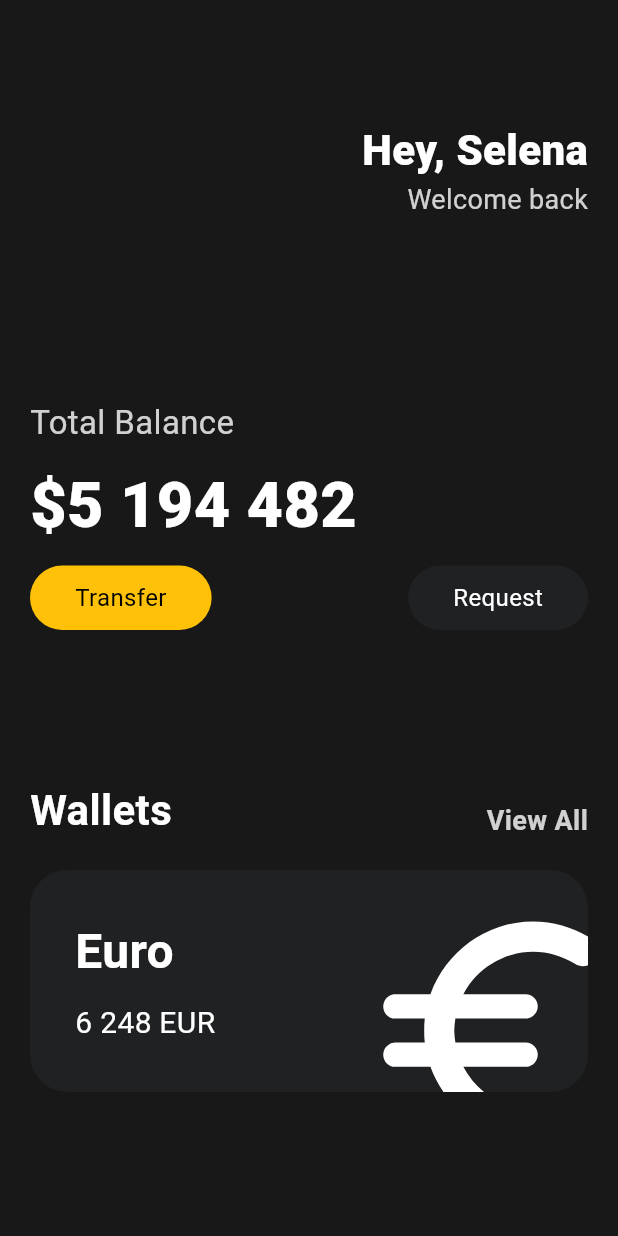
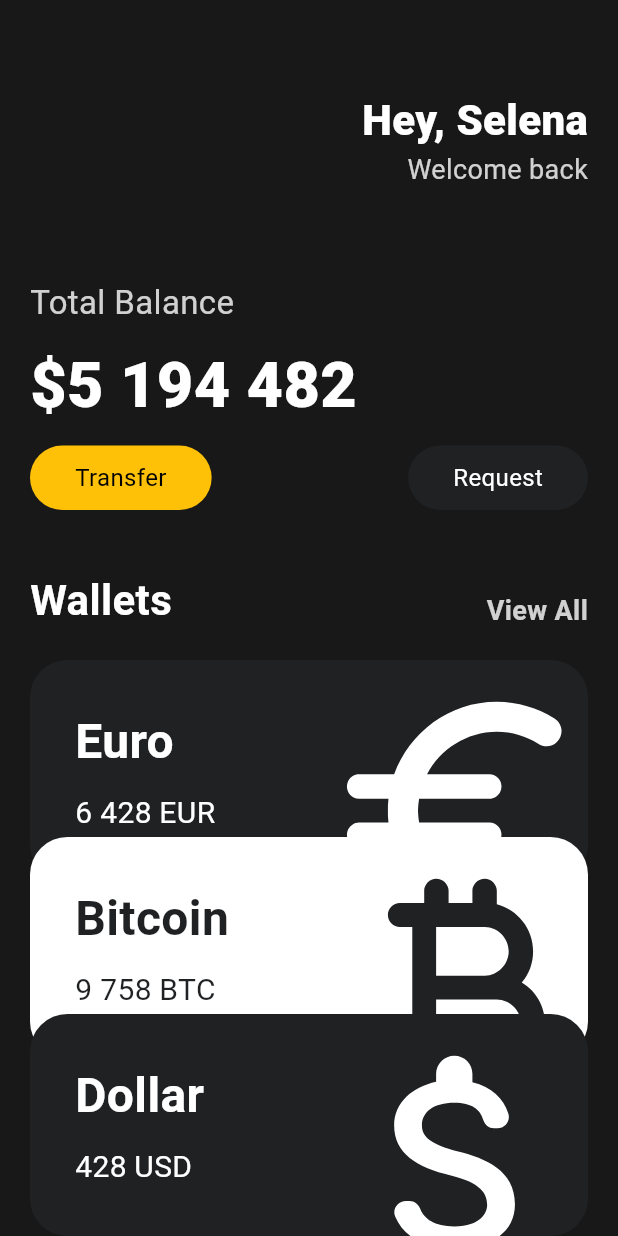
Before and after one commit to RoJaebl/flutter-toonflix, a Flutter app: the screen it shows after launch, on a phone screen of 412 x 824 dp. Run offline on Flutter 3.47's test engine with Material 3 defaults, Android fonts, the phone set to English and light mode, and no system bars.

Commit message:
:hammer: 카드 컴포넌트 생성 및 code chanllenge

```diff
--- a/lib/main.dart
+++ b/lib/main.dart
@@ -1,6 +1,7 @@
 import 'package:flutter/material.dart';
 import 'package:toonflix/widgets/button.dart';
 import 'package:toonflix/widgets/header.dart';
+import 'package:toonflix/widgets/currency_card.dart';
 
 void main() {
   runApp(const App());
@@ -14,17 +15,18 @@ class App extends StatelessWidget {
     return MaterialApp(
       home: Scaffold(
         backgroundColor: const Color(0xFF181818),
-        body: Padding(
+        body: SingleChildScrollView(
+          child: Padding(
             padding: const EdgeInsets.symmetric(horizontal: 20),
             child: Column(
               crossAxisAlignment: CrossAxisAlignment.start,
               children: [
                 const SizedBox(
-                height: 80,
+                  height: 60,
                 ),
                 const Header(),
                 const SizedBox(
-                height: 120,
+                  height: 60,
                 ),
                 Text(
                   'Total Balance',
@@ -62,7 +64,7 @@ class App extends StatelessWidget {
                   ],
                 ),
                 const SizedBox(
-                height: 100,
+                  height: 40,
                 ),
                 Row(
                   mainAxisAlignment: MainAxisAlignment.spaceBetween,
@@ -89,70 +91,32 @@ class App extends StatelessWidget {
                 const SizedBox(
                   height: 20,
                 ),
-              Container(
-                clipBehavior: Clip.hardEdge,
-                decoration: BoxDecoration(
-                  color: const Color(0xFF1F2123),
-                  borderRadius: BorderRadius.circular(25),
+                const CurrencyCard(
+                  name: 'Euro',
+                  code: 'EUR',
+                  amount: '6 428',
+                  icon: Icons.euro_rounded,
+                  isInvarted: false,
+                  positionOder: 0,
                 ),
-                child: Padding(
-                  padding: const EdgeInsets.all(30),
-                  child: Row(
-                    mainAxisAlignment: MainAxisAlignment.spaceBetween,
-                    children: [
-                      const Column(
-                        crossAxisAlignment: CrossAxisAlignment.start,
-                        children: [
-                          Text(
-                            'Euro',
-                            style: TextStyle(
-                              color: Colors.white,
-                              fontSize: 32,
-                              fontWeight: FontWeight.w600,
+                const CurrencyCard(
+                  name: 'Bitcoin',
+                  code: 'BTC',
+                  amount: '9 758',
+                  icon: Icons.currency_bitcoin_rounded,
+                  isInvarted: true,
+                  positionOder: 1,
                 ),
-                          ),
-                          SizedBox(
-                            height: 10,
-                          ),
-                          Row(
-                            children: [
-                              Text(
-                                '6 248',
-                                style: TextStyle(
-                                  color: Colors.white,
-                                  fontSize: 20,
-                                ),
-                              ),
-                              SizedBox(
-                                width: 5,
-                              ),
-                              Text(
-                                'EUR',
-                                style: TextStyle(
-                                  color: Colors.white,
-                                  fontSize: 20,
-                                ),
+                const CurrencyCard(
+                  name: 'Dollar',
+                  code: 'USD',
+                  amount: '428',
+                  icon: Icons.attach_money_rounded,
+                  isInvarted: false,
+                  positionOder: 2,
                 ),
               ],
             ),
-                        ],
-                      ),
-                      Transform.scale(
-                        scale: 2.2,
-                        child: Transform.translate(
-                          offset: const Offset(6, 15),
-                          child: const Icon(
-                            Icons.euro_rounded,
-                            color: Colors.white,
-                            size: 88,
-                          ),
-                        ),
-                      ),
-                    ],
-                  ),
-                ),
-              ),
-            ],
           ),
         ),
       ),
--- /dev/null
+++ b/lib/widgets/currency_card.dart
@@ -0,0 +1,89 @@
+import 'package:flutter/material.dart';
+
+class CurrencyCard extends StatelessWidget {
+  final String name, code, amount;
+  final IconData icon;
+  final bool isInvarted;
+  final int positionOder;
+
+  final _blackColor = const Color(0xFF1F2123);
+
+  const CurrencyCard(
+      {super.key,
+      required this.name,
+      required this.code,
+      required this.amount,
+      required this.icon,
+      required this.isInvarted,
+      required this.positionOder});
+
+  @override
+  Widget build(BuildContext context) {
+    return Transform.translate(
+      offset: Offset(0, -30 * positionOder.toDouble()),
+      child: Container(
+        clipBehavior: Clip.hardEdge,
+        decoration: BoxDecoration(
+          color: isInvarted ? Colors.white : _blackColor,
+          borderRadius: BorderRadius.circular(25),
+        ),
+        child: Padding(
+          padding: const EdgeInsets.all(30),
+          child: Row(
+            mainAxisAlignment: MainAxisAlignment.spaceBetween,
+            children: [
+              Column(
+                crossAxisAlignment: CrossAxisAlignment.start,
+                children: [
+                  Text(
+                    name,
+                    style: TextStyle(
+                      color: isInvarted ? _blackColor : Colors.white,
+                      fontSize: 32,
+                      fontWeight: FontWeight.w600,
+                    ),
+                  ),
+                  const SizedBox(
+                    height: 10,
+                  ),
+                  Row(
+                    children: [
+                      Text(
+                        amount,
+                        style: TextStyle(
+                          color: isInvarted ? _blackColor : Colors.white,
+                          fontSize: 20,
+                        ),
+                      ),
+                      const SizedBox(
+                        width: 5,
+                      ),
+                      Text(
+                        code,
+                        style: TextStyle(
+                          color: isInvarted ? _blackColor : Colors.white,
+                          fontSize: 20,
+                        ),
+                      ),
+                    ],
+                  ),
+                ],
+              ),
+              Transform.scale(
+                scale: 2.2,
+                child: Transform.translate(
+                  offset: const Offset(-5, 12),
+                  child: Icon(
+                    icon,
+                    color: isInvarted ? _blackColor : Colors.white,
+                    size: 88,
+                  ),
+                ),
+              ),
+            ],
+          ),
+        ),
+      ),
+    );
+  }
+}
```
Lines whose indentation alone changed are shown as unchanged.
